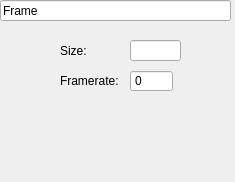
Old version of the form ui/properties/defprop.ui in the repository DevTeamSCH/animeditor.
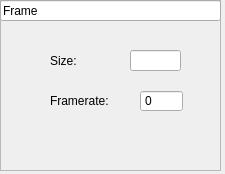
New version of the form.

Commit message: Created values to properties class

The edit to the form file:
```diff
--- a/ui/properties/defprop.ui
+++ b/ui/properties/defprop.ui
@@ -9,18 +9,78 @@
    <rect>
     <x>0</x>
     <y>0</y>
-    <width>235</width>
-    <height>182</height>
+    <width>225</width>
+    <height>174</height>
    </rect>
   </property>
   <property name="windowTitle">
    <string>Form</string>
   </property>
+  <widget class="QFrame" name="frame">
+   <property name="geometry">
+    <rect>
+     <x>0</x>
+     <y>0</y>
+     <width>221</width>
+     <height>171</height>
+    </rect>
+   </property>
+   <property name="frameShape">
+    <enum>QFrame::StyledPanel</enum>
+   </property>
+   <property name="frameShadow">
+    <enum>QFrame::Plain</enum>
+   </property>
+   <widget class="QLineEdit" name="lineEdit_2">
+    <property name="geometry">
+     <rect>
+      <x>0</x>
+      <y>0</y>
+      <width>221</width>
+      <height>21</height>
+     </rect>
+    </property>
+    <property name="cursor">
+     <cursorShape>UpArrowCursor</cursorShape>
+    </property>
+    <property name="text">
+     <string>Frame</string>
+    </property>
+    <property name="readOnly">
+     <bool>true</bool>
+    </property>
+   </widget>
+   <widget class="QLineEdit" name="lineEdit">
+    <property name="geometry">
+     <rect>
+      <x>130</x>
+      <y>50</y>
+      <width>51</width>
+      <height>21</height>
+     </rect>
+    </property>
+    <property name="readOnly">
+     <bool>true</bool>
+    </property>
+   </widget>
+   <widget class="QLabel" name="label_2">
+    <property name="geometry">
+     <rect>
+      <x>50</x>
+      <y>50</y>
+      <width>47</width>
+      <height>21</height>
+     </rect>
+    </property>
+    <property name="text">
+     <string>Size:</string>
+    </property>
+   </widget>
   <widget class="QLabel" name="label">
    <property name="geometry">
     <rect>
-     <x>60</x>
-     <y>70</y>
+      <x>50</x>
+      <y>90</y>
      <width>61</width>
      <height>21</height>
     </rect>
@@ -32,8 +92,8 @@
   <widget class="QSpinBox" name="spinBox">
    <property name="geometry">
     <rect>
-     <x>130</x>
-     <y>70</y>
+      <x>140</x>
+      <y>90</y>
      <width>43</width>
      <height>22</height>
     </rect>
@@ -45,50 +105,6 @@
     <enum>QAbstractSpinBox::NoButtons</enum>
    </property>
   </widget>
-  <widget class="QLabel" name="label_2">
-   <property name="geometry">
-    <rect>
-     <x>60</x>
-     <y>40</y>
-     <width>47</width>
-     <height>21</height>
-    </rect>
-   </property>
-   <property name="text">
-    <string>Size:</string>
-   </property>
-  </widget>
-  <widget class="QLineEdit" name="lineEdit">
-   <property name="geometry">
-    <rect>
-     <x>130</x>
-     <y>40</y>
-     <width>51</width>
-     <height>21</height>
-    </rect>
-   </property>
-   <property name="readOnly">
-    <bool>true</bool>
-   </property>
-  </widget>
-  <widget class="QLineEdit" name="lineEdit_2">
-   <property name="geometry">
-    <rect>
-     <x>0</x>
-     <y>0</y>
-     <width>231</width>
-     <height>21</height>
-    </rect>
-   </property>
-   <property name="cursor">
-    <cursorShape>UpArrowCursor</cursorShape>
-   </property>
-   <property name="text">
-    <string>Frame</string>
-   </property>
-   <property name="readOnly">
-    <bool>true</bool>
-   </property>
   </widget>
  </widget>
  <resources/>
```
Lines whose indentation alone changed are shown as unchanged. The commit also changes 14 other files.
